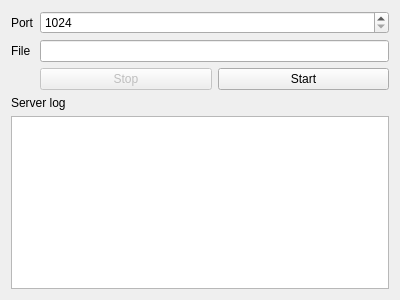
The window that textshredder_gui/servertabwindow.ui (mitchelkuijpers/TextShredder) describes before a commit, drawn with Qt 5.
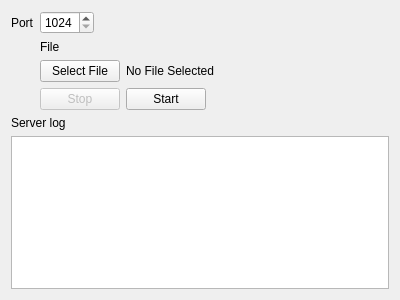
The same window after the commit.

```diff
--- a/textshredder_gui/servertabwindow.ui
+++ b/textshredder_gui/servertabwindow.ui
@@ -16,6 +16,9 @@
   <layout class="QVBoxLayout" name="verticalLayout">
    <item>
     <layout class="QFormLayout" name="formLayout">
+     <property name="fieldGrowthPolicy">
+      <enum>QFormLayout::FieldsStayAtSizeHint</enum>
+     </property>
      <item row="0" column="0">
       <widget class="QLabel" name="portLabel">
        <property name="text">
@@ -33,14 +36,7 @@
        </property>
       </widget>
      </item>
-     <item row="1" column="0">
-      <widget class="QLabel" name="fileLabel">
-       <property name="text">
-        <string>File</string>
-       </property>
-      </widget>
-     </item>
-     <item row="2" column="1">
+     <item row="3" column="1">
       <layout class="QHBoxLayout" name="horizontalLayout">
        <item>
         <widget class="QPushButton" name="stopButton">
@@ -62,7 +58,33 @@
       </layout>
      </item>
      <item row="1" column="1">
-      <widget class="QLineEdit" name="fileEdit"/>
+      <layout class="QVBoxLayout" name="fileSelect">
+       <item>
+        <widget class="QLabel" name="fileLabel">
+         <property name="text">
+          <string>File</string>
+         </property>
+        </widget>
+       </item>
+       <item>
+        <layout class="QHBoxLayout" name="fileSelect2">
+         <item>
+          <widget class="QPushButton" name="fileSelectButton">
+           <property name="text">
+            <string>Select File</string>
+           </property>
+          </widget>
+         </item>
+         <item>
+          <widget class="QLabel" name="fileName">
+           <property name="text">
+            <string>No File Selected</string>
+           </property>
+          </widget>
+         </item>
+        </layout>
+       </item>
+      </layout>
      </item>
     </layout>
    </item>
```
